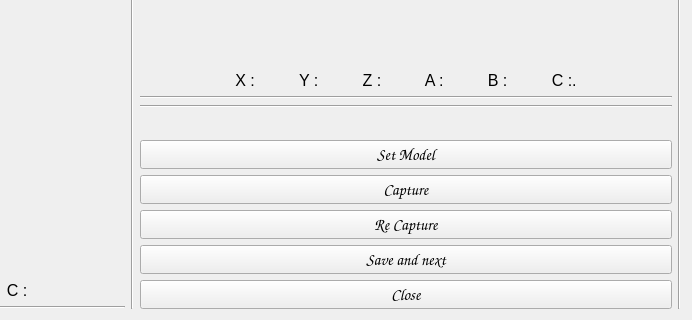
Before: the Qt Designer form Inspection/master_ui.ui in surya-venugopal/Product-Inspection-System, drawn with Qt 5; both pictures show x 427 to 1119 and y 339 to 659 of the 1119 by 659 pixel window.
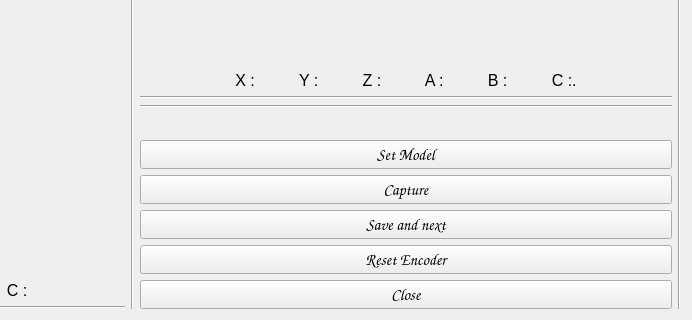
After: the same form once the commit is applied.

Commit message: Encoder added / not tested

Diff of the .ui file:
```diff
--- a/Inspection/master_ui.ui
+++ b/Inspection/master_ui.ui
@@ -249,7 +249,7 @@
         </widget>
        </item>
        <item>
-        <widget class="QPushButton" name="retakeBt">
+        <widget class="QPushButton" name="saveBt">
          <property name="sizePolicy">
           <sizepolicy hsizetype="Preferred" vsizetype="Fixed">
            <horstretch>0</horstretch>
@@ -265,12 +265,12 @@
           </font>
          </property>
          <property name="text">
-          <string>Re Capture</string>
+          <string>Save and next</string>
          </property>
         </widget>
        </item>
        <item>
-        <widget class="QPushButton" name="saveBt">
+        <widget class="QPushButton" name="resetEn">
          <property name="sizePolicy">
           <sizepolicy hsizetype="Preferred" vsizetype="Fixed">
            <horstretch>0</horstretch>
@@ -286,7 +286,7 @@
           </font>
          </property>
          <property name="text">
-          <string>Save and next</string>
+          <string>Reset Encoder</string>
          </property>
         </widget>
        </item>
```
The commit also changes 3 other files.
